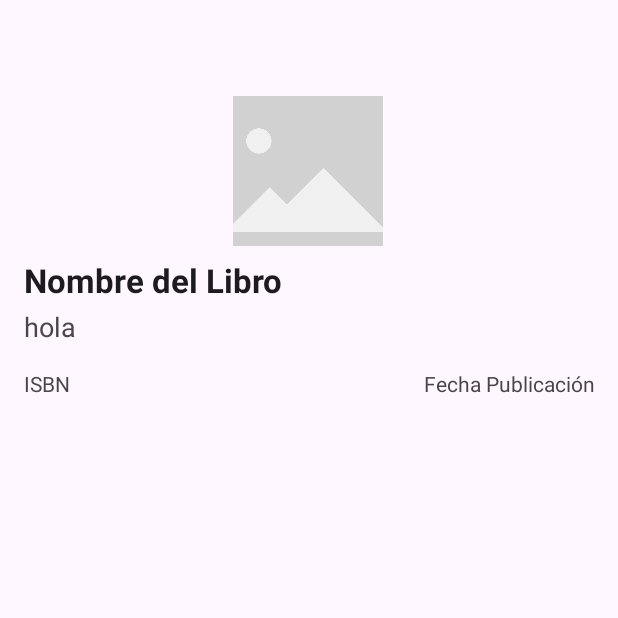
After one commit to iagorv/BiblioTeis, an Android app: the DetalleLibro screen opened directly, with no data from a screen before it, on a phone screen of 412 x 824 dp, the top half of it. The commit adds this screen. Run offline under Robolectric (Android 15) with nearby library versions, the phone set to English and light mode, and no system bars.

Commit message:
Login cambiado y detalle libro

```diff
--- a/app/src/main/AndroidManifest.xml
+++ b/app/src/main/AndroidManifest.xml
@@ -16,6 +16,9 @@
         android:theme="@style/Theme.ProyectoBiblioTeis"
         tools:targetApi="31">
         <activity
+            android:name=".DetalleLibro"
+            android:exported="false" />
+        <activity
             android:name=".PerfilUsuario"
             android:exported="false" />
         <activity
--- a/app/src/main/java/com/example/proyectobiblioteis/API/models/Book.java
+++ b/app/src/main/java/com/example/proyectobiblioteis/API/models/Book.java
@@ -1,8 +1,9 @@
 package com.example.proyectobiblioteis.API.models;
 
+import java.io.Serializable;
 import java.util.List;
 
-public class Book {
+public class Book implements Serializable {
     private int id;
     private String title;
     private String author;
--- /dev/null
+++ b/app/src/main/java/com/example/proyectobiblioteis/DetalleLibro.java
@@ -0,0 +1,78 @@
+package com.example.proyectobiblioteis;
+
+import android.content.Intent;
+import android.graphics.Bitmap;
+import android.graphics.BitmapFactory;
+import android.os.Bundle;
+import android.widget.ImageView;
+import android.widget.TextView;
+
+import androidx.activity.EdgeToEdge;
+import androidx.appcompat.app.AppCompatActivity;
+import androidx.core.graphics.Insets;
+import androidx.core.view.ViewCompat;
+import androidx.core.view.WindowInsetsCompat;
+
+import com.example.proyectobiblioteis.API.models.Book;
+import com.example.proyectobiblioteis.API.repository.BookRepository;
+import com.example.proyectobiblioteis.API.repository.ImageRepository;
+
+import okhttp3.ResponseBody;
+
+public class DetalleLibro extends AppCompatActivity {
+    private TextView tvAutor;
+    private TextView tvNombreLibro;
+    private TextView tvIsbn;
+    private TextView tvFechaPublicacion;
+    private ImageView ivLibro;
+
+    @Override
+    protected void onCreate(Bundle savedInstanceState) {
+        super.onCreate(savedInstanceState);
+        EdgeToEdge.enable(this);
+        setContentView(R.layout.activity_detalle_libro);
+
+
+        tvNombreLibro = findViewById(R.id.tvNombreLibro);
+        tvAutor = findViewById(R.id.tvAutor);
+        tvIsbn = findViewById(R.id.tvIsbn);
+        tvFechaPublicacion = findViewById(R.id.tvFechaPublicacion);
+        ivLibro = findViewById(R.id.ivLibro);
+        Intent intent = getIntent();
+        Book libro = (Book) intent.getSerializableExtra("libro");
+
+
+        if (libro != null) {
+            tvNombreLibro.setText(libro.getTitle());
+            tvAutor.setText(libro.getAuthor());
+            tvIsbn.setText("isbn: " + libro.getIsbn());
+            tvFechaPublicacion.setText("Publicado el: "+libro.getPublishedDate());
+
+            String imageName = libro.getBookPicture();
+            if (imageName == null || imageName.trim().isEmpty()) {
+                ivLibro.setImageResource(R.drawable.placeholder);
+            } else {
+                ImageRepository imageRepository = new ImageRepository();
+                imageRepository.getImage(imageName, new BookRepository.ApiCallback<ResponseBody>() {
+                    @Override
+                    public void onSuccess(ResponseBody responseBody) {
+                        try {
+                            Bitmap bitmap = BitmapFactory.decodeStream(responseBody.byteStream());
+                            ivLibro.setImageBitmap(bitmap);
+                        } catch (Exception e) {
+                            e.printStackTrace();
+                            ivLibro.setImageResource(R.drawable.placeholder);
+                        }
+                    }
+
+                    @Override
+                    public void onFailure(Throwable t) {
+                        ivLibro.setImageResource(R.drawable.placeholder);
+                    }
+                });
+            }
+        } else {
+            tvAutor.setText("hola");
+        }
+    }
+}
--- /dev/null
+++ b/app/src/main/res/layout/activity_detalle_libro.xml
@@ -0,0 +1,90 @@
+<?xml version="1.0" encoding="utf-8"?>
+<androidx.constraintlayout.widget.ConstraintLayout xmlns:android="http://schemas.android.com/apk/res/android"
+    xmlns:app="http://schemas.android.com/apk/res-auto"
+    xmlns:tools="http://schemas.android.com/tools"
+    android:id="@+id/main"
+    android:layout_width="match_parent"
+    android:layout_height="match_parent"
+    tools:context=".DetalleLibro">
+
+    <androidx.constraintlayout.widget.ConstraintLayout
+        android:layout_width="match_parent"
+        android:layout_height="match_parent">
+
+
+        <!-- Nombre del libro -->
+
+        <ImageView
+            android:id="@+id/ivLibro"
+            android:layout_width="100dp"
+            android:layout_height="100dp"
+            android:layout_marginTop="64dp"
+            android:scaleType="centerCrop"
+            android:src="@drawable/placeholder"
+            app:layout_constraintEnd_toEndOf="parent"
+            app:layout_constraintHorizontal_bias="0.498"
+            app:layout_constraintStart_toStartOf="parent"
+            app:layout_constraintTop_toTopOf="parent" />
+
+        <TextView
+            android:id="@+id/tvNombreLibro"
+            android:layout_width="0dp"
+            android:layout_height="wrap_content"
+            android:layout_marginStart="16dp"
+            android:layout_marginEnd="16dp"
+            android:layout_marginTop="8dp"
+            android:text="Nombre del Libro"
+            android:textAppearance="?android:attr/textAppearanceLarge"
+            android:textStyle="bold"
+            app:layout_constraintTop_toBottomOf="@id/ivLibro"
+            app:layout_constraintStart_toStartOf="parent"
+            app:layout_constraintEnd_toEndOf="parent" />
+
+        <!-- Autor del libro -->
+        <TextView
+            android:id="@+id/tvAutor"
+            android:layout_width="0dp"
+            android:layout_height="wrap_content"
+            android:layout_marginStart="16dp"
+            android:layout_marginEnd="16dp"
+            android:layout_marginTop="4dp"
+            android:text="Autor"
+            android:textAppearance="?android:attr/textAppearanceMedium"
+            app:layout_constraintTop_toBottomOf="@id/tvNombreLibro"
+            app:layout_constraintStart_toStartOf="parent"
+            app:layout_constraintEnd_toEndOf="parent" />
+
+        <!-- ISBN y Fecha de Publicación en fila -->
+        <LinearLayout
+            android:id="@+id/llInfo"
+            android:layout_width="0dp"
+            android:layout_height="wrap_content"
+            android:orientation="horizontal"
+            android:layout_margin="16dp"
+            app:layout_constraintTop_toBottomOf="@id/tvAutor"
+            app:layout_constraintStart_toStartOf="parent"
+            app:layout_constraintEnd_toEndOf="parent">
+
+            <!-- ISBN -->
+            <TextView
+                android:id="@+id/tvIsbn"
+                android:layout_width="0dp"
+                android:layout_height="wrap_content"
+                android:layout_weight="1"
+                android:text="ISBN"
+                android:textAppearance="?android:attr/textAppearanceSmall" />
+
+            <!-- Fecha de publicación -->
+            <TextView
+                android:id="@+id/tvFechaPublicacion"
+                android:layout_width="0dp"
+                android:layout_height="wrap_content"
+                android:layout_weight="1"
+                android:gravity="end"
+                android:text="Fecha Publicación"
+                android:textAppearance="?android:attr/textAppearanceSmall" />
+        </LinearLayout>
+
+    </androidx.constraintlayout.widget.ConstraintLayout>
+
+</androidx.constraintlayout.widget.ConstraintLayout>
```
Also changed, not shown: app/src/main/java/com/example/proyectobiblioteis/ListadoLibros.java (+6 -1 lines), app/src/main/java/com/example/proyectobiblioteis/MyAdapterLibro.java (+8 -1 lines), app/src/main/java/com/example/proyectobiblioteis/PerfilUsuario.java (+10 -3 lines), app/src/main/res/layout/activity_main.xml (+59 -31 lines).
